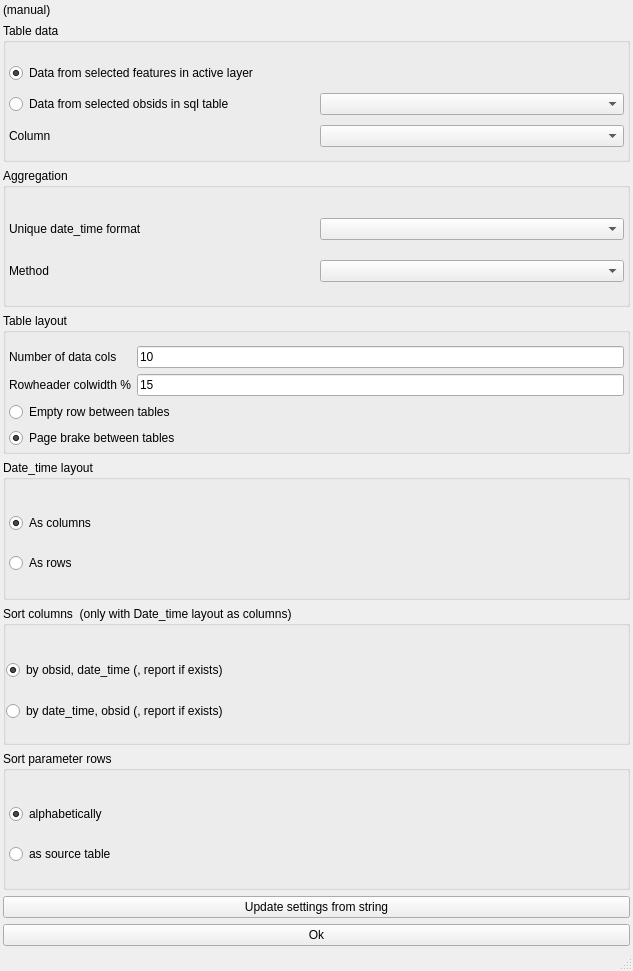
Above: ui/compact_w_qual_report.ui from jkall/qgis-midvatten-plugin before the change. Below: the same form after it.
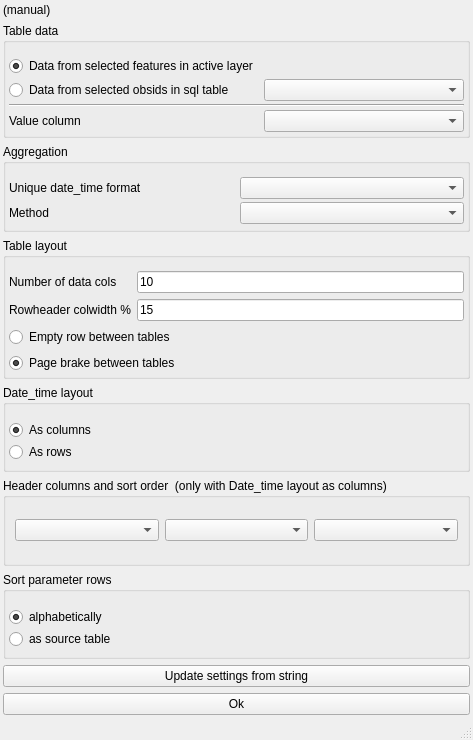
That is the form after the change.

Commit message: CompactWQualReport: Feature to allow the user to choose header columns and sort order.

```diff
--- a/ui/compact_w_qual_report.ui
+++ b/ui/compact_w_qual_report.ui
@@ -6,8 +6,8 @@
    <rect>
     <x>0</x>
     <y>0</y>
-    <width>633</width>
-    <height>971</height>
+    <width>473</width>
+    <height>740</height>
    </rect>
   </property>
   <property name="windowTitle">
@@ -61,6 +61,26 @@
        <property name="verticalSpacing">
         <number>3</number>
        </property>
+       <item row="1" column="0">
+        <widget class="QRadioButton" name="from_sql_table">
+         <property name="text">
+          <string>Data from selected obsids in sql table</string>
+         </property>
+         <property name="checked">
+          <bool>false</bool>
+         </property>
+        </widget>
+       </item>
+       <item row="0" column="1">
+        <widget class="QLabel" name="label_4">
+         <property name="toolTip">
+          <string>&lt;html&gt;&lt;head/&gt;&lt;body&gt;&lt;p&gt;&lt;br/&gt;&lt;/p&gt;&lt;/body&gt;&lt;/html&gt;</string>
+         </property>
+         <property name="text">
+          <string/>
+         </property>
+        </widget>
+       </item>
        <item row="1" column="1">
         <widget class="QComboBox" name="sql_table">
          <property name="sizeAdjustPolicy">
@@ -68,6 +88,9 @@
          </property>
         </widget>
        </item>
+       <item row="3" column="1">
+        <widget class="QComboBox" name="data_column"/>
+       </item>
        <item row="0" column="0">
         <widget class="QRadioButton" name="from_active_layer">
          <property name="toolTip">
@@ -81,33 +104,17 @@
          </property>
         </widget>
        </item>
-       <item row="1" column="0">
-        <widget class="QRadioButton" name="from_sql_table">
-         <property name="text">
-          <string>Data from selected obsids in sql table</string>
-         </property>
-         <property name="checked">
-          <bool>false</bool>
-         </property>
-        </widget>
-       </item>
-       <item row="2" column="0">
+       <item row="3" column="0">
         <widget class="QLabel" name="label_6">
          <property name="text">
-          <string>Column</string>
+          <string>Value column</string>
          </property>
         </widget>
        </item>
-       <item row="2" column="1">
-        <widget class="QComboBox" name="data_column"/>
-       </item>
-       <item row="0" column="1">
-        <widget class="QLabel" name="label_4">
-         <property name="toolTip">
-          <string>&lt;html&gt;&lt;head/&gt;&lt;body&gt;&lt;p&gt;&lt;br/&gt;&lt;/p&gt;&lt;/body&gt;&lt;/html&gt;</string>
-         </property>
-         <property name="text">
-          <string/>
+       <item row="2" column="0" colspan="2">
+        <widget class="Line" name="line">
+         <property name="orientation">
+          <enum>Qt::Horizontal</enum>
          </property>
         </widget>
        </item>
@@ -212,6 +219,13 @@
        </item>
        <item row="2" column="0" colspan="2">
         <widget class="QRadioButton" name="empty_row_between_tables">
+         <property name="toolTip">
+          <string>&lt;!DOCTYPE HTML PUBLIC &quot;-//W3C//DTD HTML 4.0//EN&quot; &quot;http://www.w3.org/TR/REC-html40/strict.dtd&quot;&gt;
+&lt;html&gt;&lt;head&gt;&lt;meta name=&quot;qrichtext&quot; content=&quot;1&quot; /&gt;&lt;style type=&quot;text/css&quot;&gt;
+p, li { white-space: pre-wrap; }
+&lt;/style&gt;&lt;/head&gt;&lt;body style=&quot; font-family:'Sans Serif'; font-size:9pt; font-weight:400; font-style:normal;&quot;&gt;
+&lt;p style=&quot; margin-top:0px; margin-bottom:0px; margin-left:0px; margin-right:0px; -qt-block-indent:0; text-indent:0px;&quot;&gt;The string &amp;quot;empty_row_between_tables&amp;quot; is written between each table to separate them. It can be removed by using search-replace in a word processor.&lt;/p&gt;&lt;/body&gt;&lt;/html&gt;</string>
+         </property>
          <property name="text">
           <string>Empty row between tables</string>
          </property>
@@ -274,40 +288,17 @@
     <item>
      <widget class="QGroupBox" name="groupBox">
       <property name="title">
-       <string>Sort columns  (only with Date_time layout as columns)</string>
+       <string>Header columns and sort order  (only with Date_time layout as columns)</string>
       </property>
-      <layout class="QVBoxLayout" name="verticalLayout">
-       <property name="spacing">
-        <number>0</number>
-       </property>
-       <property name="leftMargin">
-        <number>0</number>
-       </property>
-       <property name="topMargin">
-        <number>13</number>
-       </property>
-       <property name="rightMargin">
-        <number>0</number>
-       </property>
-       <property name="bottomMargin">
-        <number>0</number>
-       </property>
+      <layout class="QHBoxLayout" name="horizontalLayout">
        <item>
-        <widget class="QRadioButton" name="sort_by_obsid">
-         <property name="text">
-          <string>by obsid, date_time (, report if exists)</string>
-         </property>
-         <property name="checked">
-          <bool>true</bool>
-         </property>
-        </widget>
+        <widget class="QComboBox" name="sort1"/>
        </item>
        <item>
-        <widget class="QRadioButton" name="sort_by_date_time">
-         <property name="text">
-          <string>by date_time, obsid (, report if exists)</string>
-         </property>
-        </widget>
+        <widget class="QComboBox" name="sort2"/>
+       </item>
+       <item>
+        <widget class="QComboBox" name="sort3"/>
        </item>
       </layout>
      </widget>
@@ -377,8 +368,8 @@
     <rect>
      <x>0</x>
      <y>0</y>
-     <width>633</width>
-     <height>36</height>
+     <width>473</width>
+     <height>20</height>
     </rect>
    </property>
   </widget>
```
The commit also changes 3 other files.
